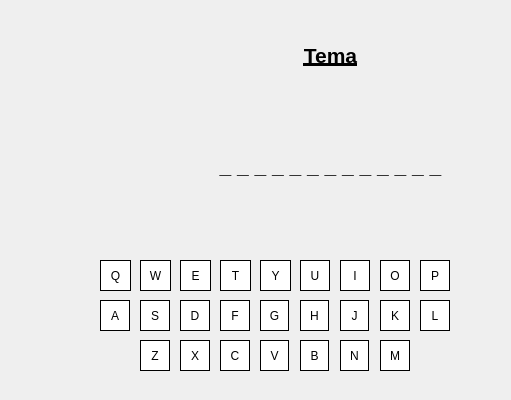
Old version of the form ui/jogoForca.ui in the repository BrunoFelippeFaria/jogo-da-forca.
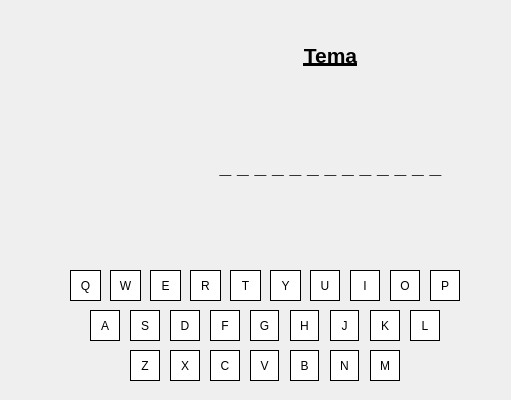
New version of the form. Icons and pictures are not drawn.

```diff
--- a/ui/jogoForca.ui
+++ b/ui/jogoForca.ui
@@ -60,8 +60,8 @@
   <widget class="QPushButton" name="btnQ">
    <property name="geometry">
     <rect>
-     <x>100</x>
-     <y>260</y>
+     <x>70</x>
+     <y>270</y>
      <width>31</width>
      <height>31</height>
     </rect>
@@ -90,8 +90,8 @@
   <widget class="QPushButton" name="btnW">
    <property name="geometry">
     <rect>
-     <x>140</x>
-     <y>260</y>
+     <x>110</x>
+     <y>270</y>
      <width>31</width>
      <height>31</height>
     </rect>
@@ -120,8 +120,8 @@
   <widget class="QPushButton" name="btnE">
    <property name="geometry">
     <rect>
-     <x>180</x>
-     <y>260</y>
+     <x>150</x>
+     <y>270</y>
      <width>31</width>
      <height>31</height>
     </rect>
@@ -150,8 +150,8 @@
   <widget class="QPushButton" name="btnT">
    <property name="geometry">
     <rect>
-     <x>220</x>
-     <y>260</y>
+     <x>230</x>
+     <y>270</y>
      <width>31</width>
      <height>31</height>
     </rect>
@@ -180,8 +180,8 @@
   <widget class="QPushButton" name="btnY">
    <property name="geometry">
     <rect>
-     <x>260</x>
-     <y>260</y>
+     <x>270</x>
+     <y>270</y>
      <width>31</width>
      <height>31</height>
     </rect>
@@ -210,8 +210,8 @@
   <widget class="QPushButton" name="btnI">
    <property name="geometry">
     <rect>
-     <x>340</x>
-     <y>260</y>
+     <x>350</x>
+     <y>270</y>
      <width>30</width>
      <height>31</height>
     </rect>
@@ -240,8 +240,8 @@
   <widget class="QPushButton" name="btnO">
    <property name="geometry">
     <rect>
-     <x>380</x>
-     <y>260</y>
+     <x>390</x>
+     <y>270</y>
      <width>30</width>
      <height>31</height>
     </rect>
@@ -270,8 +270,8 @@
   <widget class="QPushButton" name="bntU">
    <property name="geometry">
     <rect>
-     <x>300</x>
-     <y>260</y>
+     <x>310</x>
+     <y>270</y>
      <width>30</width>
      <height>31</height>
     </rect>
@@ -300,8 +300,8 @@
   <widget class="QPushButton" name="btnP">
    <property name="geometry">
     <rect>
-     <x>420</x>
-     <y>260</y>
+     <x>430</x>
+     <y>270</y>
      <width>30</width>
      <height>31</height>
     </rect>
@@ -330,8 +330,8 @@
   <widget class="QPushButton" name="btnG">
    <property name="geometry">
     <rect>
-     <x>260</x>
-     <y>300</y>
+     <x>250</x>
+     <y>310</y>
      <width>29</width>
      <height>31</height>
     </rect>
@@ -360,8 +360,8 @@
   <widget class="QPushButton" name="btnA">
    <property name="geometry">
     <rect>
-     <x>100</x>
-     <y>300</y>
+     <x>90</x>
+     <y>310</y>
      <width>30</width>
      <height>31</height>
     </rect>
@@ -390,8 +390,8 @@
   <widget class="QPushButton" name="btnD">
    <property name="geometry">
     <rect>
-     <x>180</x>
-     <y>300</y>
+     <x>170</x>
+     <y>310</y>
      <width>30</width>
      <height>31</height>
     </rect>
@@ -420,8 +420,8 @@
   <widget class="QPushButton" name="btnH">
    <property name="geometry">
     <rect>
-     <x>300</x>
-     <y>300</y>
+     <x>290</x>
+     <y>310</y>
      <width>29</width>
      <height>31</height>
     </rect>
@@ -450,8 +450,8 @@
   <widget class="QPushButton" name="btnF">
    <property name="geometry">
     <rect>
-     <x>220</x>
-     <y>300</y>
+     <x>210</x>
+     <y>310</y>
      <width>30</width>
      <height>31</height>
     </rect>
@@ -480,8 +480,8 @@
   <widget class="QPushButton" name="btnJ">
    <property name="geometry">
     <rect>
-     <x>340</x>
-     <y>300</y>
+     <x>330</x>
+     <y>310</y>
      <width>29</width>
      <height>31</height>
     </rect>
@@ -510,8 +510,8 @@
   <widget class="QPushButton" name="btnS">
    <property name="geometry">
     <rect>
-     <x>140</x>
-     <y>300</y>
+     <x>130</x>
+     <y>310</y>
      <width>30</width>
      <height>31</height>
     </rect>
@@ -540,8 +540,8 @@
   <widget class="QPushButton" name="btnL">
    <property name="geometry">
     <rect>
-     <x>420</x>
-     <y>300</y>
+     <x>410</x>
+     <y>310</y>
      <width>30</width>
      <height>31</height>
     </rect>
@@ -570,8 +570,8 @@
   <widget class="QPushButton" name="btnK">
    <property name="geometry">
     <rect>
-     <x>380</x>
-     <y>300</y>
+     <x>370</x>
+     <y>310</y>
      <width>30</width>
      <height>31</height>
     </rect>
@@ -600,8 +600,8 @@
   <widget class="QPushButton" name="btnN">
    <property name="geometry">
     <rect>
-     <x>340</x>
-     <y>340</y>
+     <x>330</x>
+     <y>350</y>
      <width>29</width>
      <height>31</height>
     </rect>
@@ -630,8 +630,8 @@
   <widget class="QPushButton" name="btnB">
    <property name="geometry">
     <rect>
-     <x>300</x>
-     <y>340</y>
+     <x>290</x>
+     <y>350</y>
      <width>29</width>
      <height>31</height>
     </rect>
@@ -660,8 +660,8 @@
   <widget class="QPushButton" name="btnX">
    <property name="geometry">
     <rect>
-     <x>180</x>
-     <y>340</y>
+     <x>170</x>
+     <y>350</y>
      <width>30</width>
      <height>31</height>
     </rect>
@@ -690,8 +690,8 @@
   <widget class="QPushButton" name="btnZ">
    <property name="geometry">
     <rect>
-     <x>140</x>
-     <y>340</y>
+     <x>130</x>
+     <y>350</y>
      <width>30</width>
      <height>31</height>
     </rect>
@@ -720,8 +720,8 @@
   <widget class="QPushButton" name="btnC">
    <property name="geometry">
     <rect>
-     <x>220</x>
-     <y>340</y>
+     <x>210</x>
+     <y>350</y>
      <width>30</width>
      <height>31</height>
     </rect>
@@ -750,8 +750,8 @@
   <widget class="QPushButton" name="btnV">
    <property name="geometry">
     <rect>
-     <x>260</x>
-     <y>340</y>
+     <x>250</x>
+     <y>350</y>
      <width>29</width>
      <height>31</height>
     </rect>
@@ -780,8 +780,8 @@
   <widget class="QPushButton" name="btnM">
    <property name="geometry">
     <rect>
-     <x>380</x>
-     <y>340</y>
+     <x>370</x>
+     <y>350</y>
      <width>30</width>
      <height>31</height>
     </rect>
@@ -833,7 +833,37 @@
     <string>_ _ _ _ _ _ _ _ _ _ _ _ _</string>
    </property>
    <property name="alignment">
-    <set>Qt::AlignCenter</set>
+    <set>Qt::AlignmentFlag::AlignCenter</set>
+   </property>
+  </widget>
+  <widget class="QPushButton" name="btnR">
+   <property name="geometry">
+    <rect>
+     <x>190</x>
+     <y>270</y>
+     <width>31</width>
+     <height>31</height>
+    </rect>
+   </property>
+   <property name="styleSheet">
+    <string notr="true">QPushButton {
+    background-color: rgb(255, 255, 255);
+    border: 1px solid black;
+    border-radius: 25px;
+}
+
+QPushButton:hover {
+    background-color: rgb(64, 64, 64);
+    color: white;
+}
+
+QPushButton:pressed {
+    background-color: rgb(128, 128, 128); /* Cinza mais claro */
+    color: white; /* Mantém o contraste do texto */
+}</string>
+   </property>
+   <property name="text">
+    <string>R</string>
    </property>
   </widget>
  </widget>
```
Left out of the diff: 6 changed lines with no effect on the pictures.
